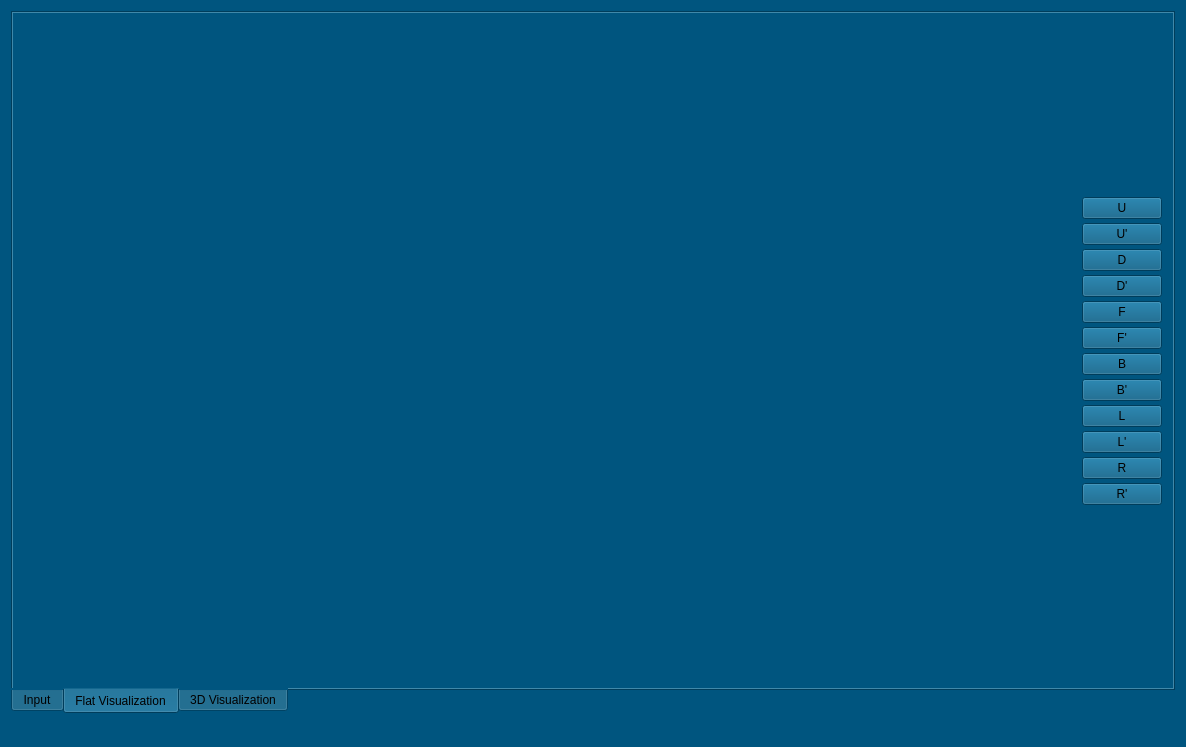
First picture: the form in rubikomo/mainwindow.ui, repository siemensmacv/rubik-teacher, before the edit.
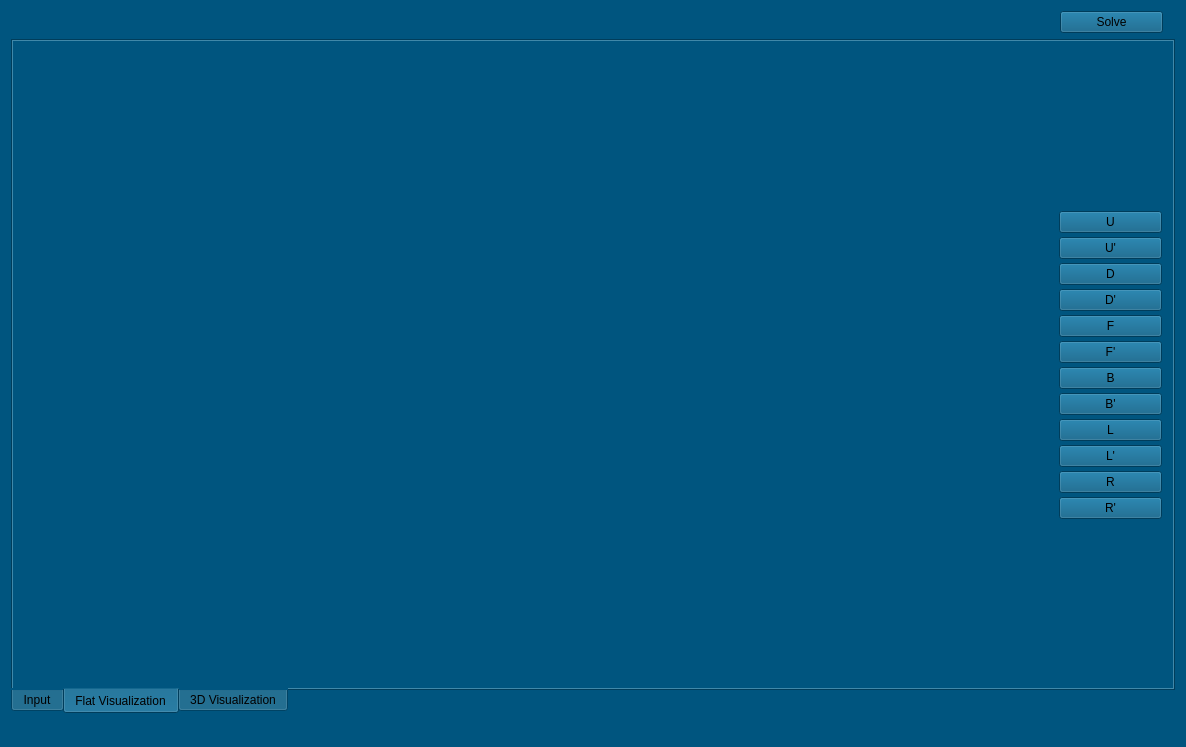
Second picture: the form after the edit. The open tabs and pages were chosen to show the change.

What changed in the file:
```diff
--- a/rubikomo/mainwindow.ui
+++ b/rubikomo/mainwindow.ui
@@ -24,7 +24,53 @@
     </sizepolicy>
    </property>
    <layout class="QGridLayout" name="gridLayout_5">
-    <item row="1" column="0">
+    <item row="0" column="0">
+     <layout class="QGridLayout" name="gridLayoutFormula">
+      <item row="0" column="1">
+       <widget class="QPushButton" name="buttonSolve">
+        <property name="minimumSize">
+         <size>
+          <width>103</width>
+          <height>0</height>
+         </size>
+        </property>
+        <property name="text">
+         <string>Solve</string>
+        </property>
+       </widget>
+      </item>
+      <item row="0" column="0">
+       <spacer name="horizontalSpacer_3">
+        <property name="orientation">
+         <enum>Qt::Horizontal</enum>
+        </property>
+        <property name="sizeHint" stdset="0">
+         <size>
+          <width>40</width>
+          <height>20</height>
+         </size>
+        </property>
+       </spacer>
+      </item>
+      <item row="0" column="2">
+       <spacer name="horizontalSpacer_4">
+        <property name="orientation">
+         <enum>Qt::Horizontal</enum>
+        </property>
+        <property name="sizeType">
+         <enum>QSizePolicy::Preferred</enum>
+        </property>
+        <property name="sizeHint" stdset="0">
+         <size>
+          <width>12</width>
+          <height>20</height>
+         </size>
+        </property>
+       </spacer>
+      </item>
+     </layout>
+    </item>
+    <item row="2" column="0">
      <widget class="QTabWidget" name="tabWidget">
       <property name="sizePolicy">
        <sizepolicy hsizetype="Expanding" vsizetype="Expanding">
@@ -340,6 +386,12 @@
                 <verstretch>0</verstretch>
                </sizepolicy>
               </property>
+              <property name="minimumSize">
+               <size>
+                <width>103</width>
+                <height>0</height>
+               </size>
+              </property>
               <property name="text">
                <string>U</string>
               </property>
@@ -353,6 +405,12 @@
                 <verstretch>0</verstretch>
                </sizepolicy>
               </property>
+              <property name="minimumSize">
+               <size>
+                <width>103</width>
+                <height>0</height>
+               </size>
+              </property>
               <property name="text">
                <string>U'</string>
               </property>
@@ -366,6 +424,12 @@
                 <verstretch>0</verstretch>
                </sizepolicy>
               </property>
+              <property name="minimumSize">
+               <size>
+                <width>103</width>
+                <height>0</height>
+               </size>
+              </property>
               <property name="text">
                <string>D</string>
               </property>
@@ -379,6 +443,12 @@
                 <verstretch>0</verstretch>
                </sizepolicy>
               </property>
+              <property name="minimumSize">
+               <size>
+                <width>103</width>
+                <height>0</height>
+               </size>
+              </property>
               <property name="text">
                <string>D'</string>
               </property>
@@ -392,6 +462,12 @@
                 <verstretch>0</verstretch>
                </sizepolicy>
               </property>
+              <property name="minimumSize">
+               <size>
+                <width>103</width>
+                <height>0</height>
+               </size>
+              </property>
               <property name="text">
                <string>F</string>
               </property>
@@ -405,6 +481,12 @@
                 <verstretch>0</verstretch>
                </sizepolicy>
               </property>
+              <property name="minimumSize">
+               <size>
+                <width>103</width>
+                <height>0</height>
+               </size>
+              </property>
               <property name="text">
                <string>F'</string>
               </property>
@@ -418,6 +500,12 @@
                 <verstretch>0</verstretch>
                </sizepolicy>
               </property>
+              <property name="minimumSize">
+               <size>
+                <width>103</width>
+                <height>0</height>
+               </size>
+              </property>
               <property name="text">
                <string>B</string>
               </property>
@@ -431,6 +519,12 @@
                 <verstretch>0</verstretch>
                </sizepolicy>
               </property>
+              <property name="minimumSize">
+               <size>
+                <width>103</width>
+                <height>0</height>
+               </size>
+              </property>
               <property name="text">
                <string>B'</string>
               </property>
@@ -444,6 +538,12 @@
                 <verstretch>0</verstretch>
                </sizepolicy>
               </property>
+              <property name="minimumSize">
+               <size>
+                <width>103</width>
+                <height>0</height>
+               </size>
+              </property>
               <property name="text">
                <string>L</string>
               </property>
@@ -457,6 +557,12 @@
                 <verstretch>0</verstretch>
                </sizepolicy>
               </property>
+              <property name="minimumSize">
+               <size>
+                <width>103</width>
+                <height>0</height>
+               </size>
+              </property>
               <property name="text">
                <string>L'</string>
               </property>
@@ -470,6 +576,12 @@
                 <verstretch>0</verstretch>
                </sizepolicy>
               </property>
+              <property name="minimumSize">
+               <size>
+                <width>103</width>
+                <height>0</height>
+               </size>
+              </property>
               <property name="text">
                <string>R</string>
               </property>
@@ -483,6 +595,12 @@
                 <verstretch>0</verstretch>
                </sizepolicy>
               </property>
+              <property name="minimumSize">
+               <size>
+                <width>103</width>
+                <height>0</height>
+               </size>
+              </property>
               <property name="text">
                <string>R'</string>
               </property>
```
Left out of the diff: 93 changed lines with no effect on the pictures.
